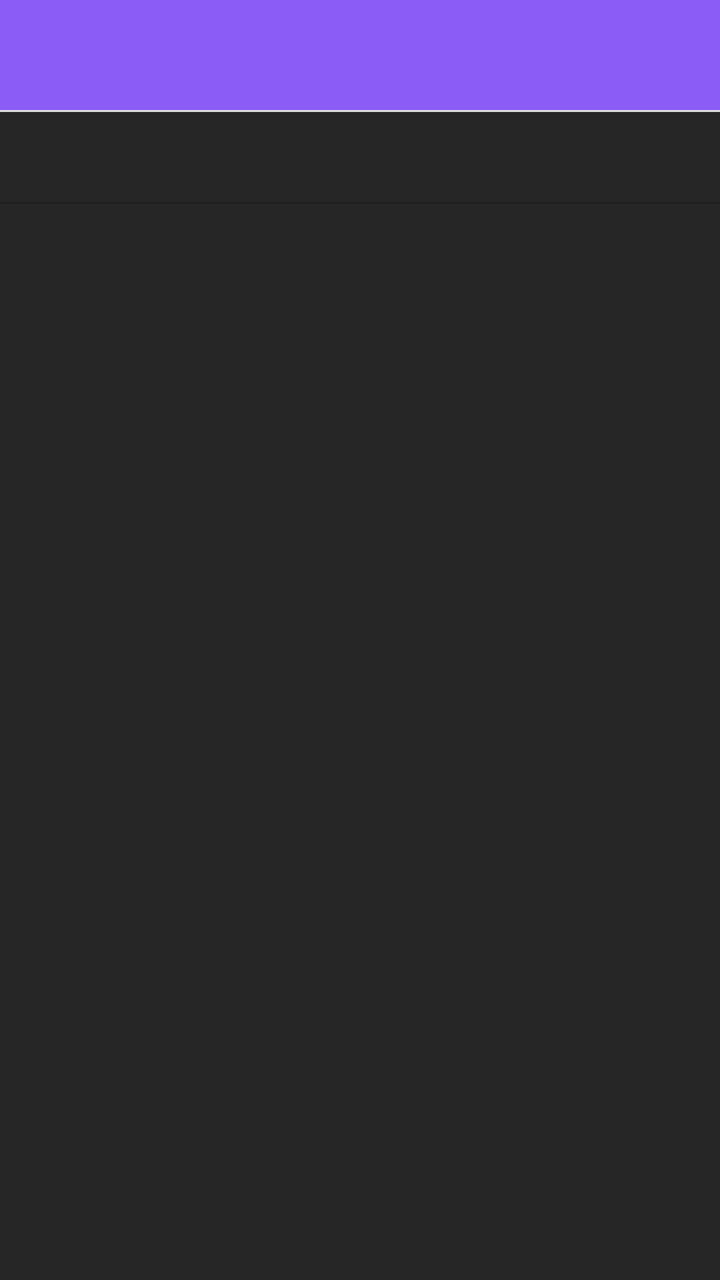
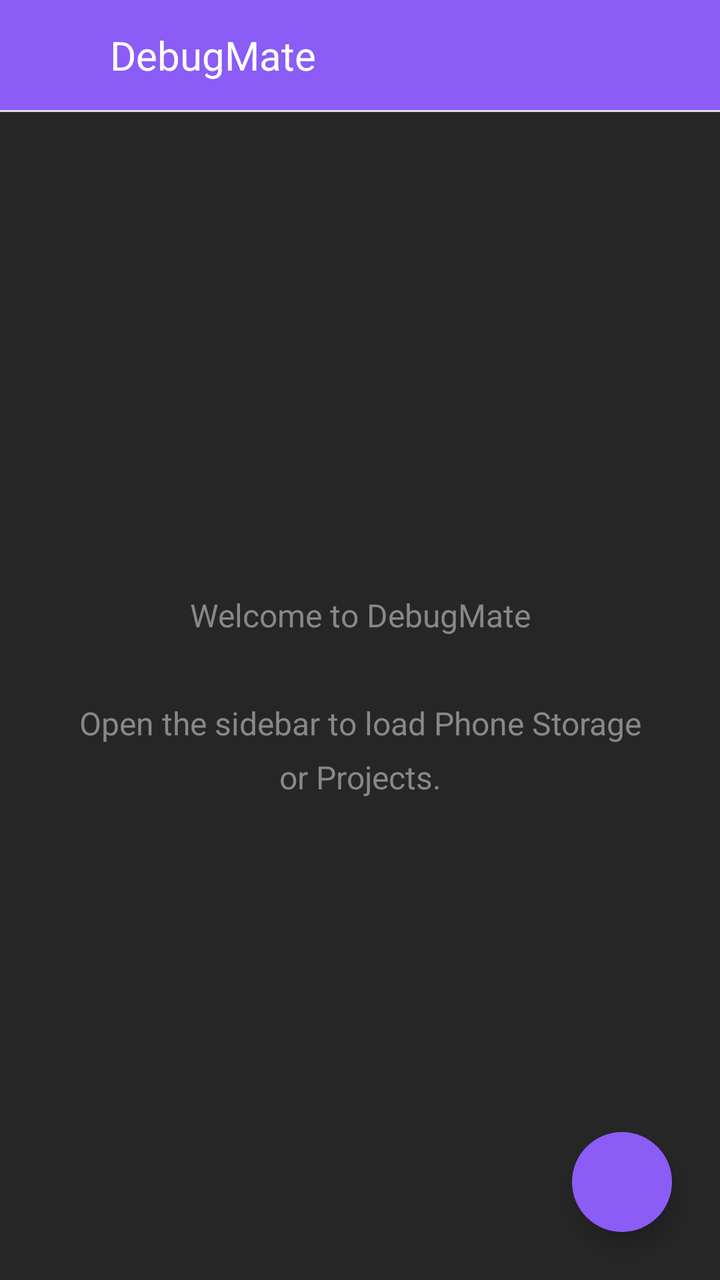

The first picture is an Android layout as it rendered before a commit; the second is the same layout after the commit. The layout source and the unified diff follow.
<!-- AndroidManifest.xml: application theme AppTheme -->
<!-- res/layout/main.xml -->
<?xml version="1.0" encoding="utf-8"?>
<LinearLayout xmlns:android="http://schemas.android.com/apk/res/android"
    android:layout_width="match_parent"
    android:layout_height="match_parent"
    android:orientation="vertical"
    android:background="#8B5CF6">

    
    <LinearLayout
    	android:layout_width="match_parent"
    	android:layout_height="55dp"
    	android:orientation="horizontal">

        <TextView
            android:id="@+id/side_bar_btn"
            android:layout_width="55dp"
            android:layout_height="match_parent"
            android:gravity="center"
            android:textColor="#FFFFFF"
            android:textSize="22sp" />
        	
	</LinearLayout>
	
	<View
        android:layout_width="match_parent"
        android:layout_height="1dp"
        android:background="#DDDDDD" />

    <LinearLayout
    	android:layout_width="match_parent"
    	android:layout_height="45dp"
    	android:orientation="horizontal"
    	android:background="#262626">

        <TextView
            android:id="@+id/create_folder_btn"
            android:layout_width="45dp"
            android:layout_height="match_parent"
            android:layout_weight="1"
            android:gravity="center"
            android:textColor="#AAAAAA"
            android:textSize="20sp" />

        <TextView
            android:id="@+id/create_file_btn"
            android:layout_width="45dp"
            android:layout_height="match_parent"
            android:layout_weight="1"
            android:gravity="center"
            android:textColor="#AAAAAA"
            android:textSize="20sp" />

        <TextView
            android:id="@+id/terminal_btn"
            android:layout_width="45dp"
            android:layout_height="match_parent"
            android:layout_weight="1"
            android:gravity="center"
            android:textColor="#AAAAAA"
            android:textSize="20sp" />
        	
	</LinearLayout>
	
	<View
        android:layout_width="match_parent"
        android:layout_height="1dp"
        android:background="#202020" />

    
    <LinearLayout
    	android:layout_width="match_parent"
    	android:layout_height="match_parent"
    	android:orientation="vertical"
    	android:background="#262626">
    	
    	<ListView
        	android:id="@+id/file_list"
        	android:layout_width="match_parent"
        	android:layout_height="0dp"
        	android:layout_weight="1" />
        	
	</LinearLayout>

</LinearLayout>
<!-- resources referenced by this layout -->
<resources>
  <style name="AppTheme" parent="@android:style/Theme.Material.Light.NoActionBar">
  	</style>
</resources>

<!-- the commit's change to res/layout/main.xml (unified diff, before → after) -->
@@ -1,84 +1,639 @@
 <?xml version="1.0" encoding="utf-8"?>
-<LinearLayout xmlns:android="http://schemas.android.com/apk/res/android"
+<android.support.v4.widget.DrawerLayout
+    xmlns:android="http://schemas.android.com/apk/res/android"
+    xmlns:app="http://schemas.android.com/apk/res-auto"
+    android:id="@+id/drawer_layout"
     android:layout_width="match_parent"
-    android:layout_height="match_parent"
-    android:orientation="vertical"
-    android:background="#8B5CF6">
-
+    android:layout_height="match_parent">
+
+    
+    
     
     <LinearLayout
-    	android:layout_width="match_parent"
-    	android:layout_height="55dp"
-    	android:orientation="horizontal">
-
-        <TextView
-            android:id="@+id/side_bar_btn"
-            android:layout_width="55dp"
+        android:layout_width="match_parent"
+        android:layout_height="match_parent"
+        android:orientation="vertical"
+        android:background="#8B5CF6">
+
+        
+        <LinearLayout
+            android:layout_width="match_parent"
+            android:layout_height="55dp"
+            android:orientation="horizontal">
+
+            <TextView
+                android:id="@+id/side_bar_btn"
+                android:layout_width="55dp"
+                android:layout_height="match_parent"
+                android:gravity="center"
+                android:textColor="#FFFFFF"
+                android:textSize="22sp" />
+
+            <TextView
+                android:id="@+id/app_name"
+                android:layout_width="match_parent"
+                android:layout_height="match_parent"
+                android:gravity="center_vertical"
+                android:text="DebugMate"
+                android:textColor="#FFFFFF"
+                android:textSize="20sp" />
+
+        </LinearLayout>
+        
+        <View
+            android:layout_width="match_parent"
+            android:layout_height="1dp"
+            android:background="#DDDDDD" />
+
+        <FrameLayout
+            android:layout_width="match_parent"
             android:layout_height="match_parent"
-            android:gravity="center"
-            android:textColor="#FFFFFF"
-            android:textSize="22sp" />
-        	
-	</LinearLayout>
-	
-	<View
-        android:layout_width="match_parent"
-        android:layout_height="1dp"
-        android:background="#DDDDDD" />
-
-    <LinearLayout
-    	android:layout_width="match_parent"
-    	android:layout_height="45dp"
-    	android:orientation="horizontal"
-    	android:background="#262626">
-
-        <TextView
-            android:id="@+id/create_folder_btn"
-            android:layout_width="45dp"
-            android:layout_height="match_parent"
-            android:layout_weight="1"
-            android:gravity="center"
-            android:textColor="#AAAAAA"
-            android:textSize="20sp" />
-
-        <TextView
-            android:id="@+id/create_file_btn"
-            android:layout_width="45dp"
-            android:layout_height="match_parent"
-            android:layout_weight="1"
-            android:gravity="center"
-            android:textColor="#AAAAAA"
-            android:textSize="20sp" />
-
-        <TextView
-            android:id="@+id/terminal_btn"
-            android:layout_width="45dp"
-            android:layout_height="match_parent"
-            android:layout_weight="1"
-            android:gravity="center"
-            android:textColor="#AAAAAA"
-            android:textSize="20sp" />
-        	
-	</LinearLayout>
-	
-	<View
-        android:layout_width="match_parent"
-        android:layout_height="1dp"
-        android:background="#202020" />
-
+            android:background="#262626">
+
+            
+            <TextView
+                android:id="@+id/welcome_message"
+                android:layout_width="match_parent"
+                android:layout_height="match_parent"
+                android:gravity="center"
+                android:padding="32dp"
+                android:text="Welcome to DebugMate\n\nOpen the sidebar to load Phone Storage or Projects."
+                android:textColor="#888888"
+                android:textSize="16sp"
+                android:lineSpacingExtra="8dp" />
+
+            
+            <ListView
+                android:id="@+id/file_list"
+                android:layout_width="match_parent"
+                android:layout_height="match_parent"
+                android:visibility="gone" />
+                
+            
+            <TextView
+                android:id="@+id/fab_add"
+                android:layout_width="50dp"
+                android:layout_height="50dp"
+                android:layout_gravity="bottom|end"
+                android:layout_margin="24dp"
+                android:background="@drawable/fab_bg"
+                android:gravity="center"
+                android:clickable="true"
+                android:focusable="true"
+                android:textColor="#FFFFFF"
+                android:textSize="20sp"
+                android:elevation="6dp" />
+
+            <FrameLayout
+                android:id="@+id/start_up_layout"
+                android:layout_width="match_parent"
+                android:layout_height="match_parent"
+                android:visibility="gone"
+                android:elevation="10dp">
+            
+                
+                <View
+                    android:id="@+id/popup_dim_view"
+                    android:layout_width="match_parent"
+                    android:layout_height="match_parent"
+                    android:background="#80000000" />
+
+                <LinearLayout
+                    android:layout_width="280dp"
+                    android:layout_height="wrap_content"
+                    android:layout_gravity="center"
+                    android:background="@drawable/start_up_layout"
+                    android:orientation="vertical">
+            
+                    <TextView
+                        android:id="@+id/have_a_project"
+                        android:layout_width="match_parent"
+                        android:layout_height="35dp"
+                        android:gravity="center_vertical"
+                        android:paddingStart="12dp"
+                        android:text="Have a project?"
+                        android:textColor="#8B5CF6"
+                        android:textSize="15sp"
+                        android:textStyle="bold" />
+                
+                    <View
+                        android:layout_width="match_parent"
+                        android:layout_height="1dp"
+                        android:background="#333333" />
+
+                    <LinearLayout
+                        android:layout_width="match_parent"
+                        android:layout_height="40dp"
+                        android:orientation="horizontal">
+
+                        <TextView
+                            android:id="@+id/create_project_icon"
+                            android:layout_width="40dp"
+                            android:layout_height="match_parent"
+                            android:gravity="center"
+                            android:textColor="#AAAAAA"
+                            android:textSize="18sp" />
+
+                        <TextView
+                            android:id="@+id/create_project_btn"
+                            android:layout_width="0dp"
+                            android:layout_height="match_parent"
+                            android:layout_weight="1"
+                            android:gravity="center_vertical"
+                            android:text="Create Project"
+                            android:textColor="#AAAAAA"
+                            android:textSize="16sp" />
+
+                    </LinearLayout>
+
+                    <LinearLayout
+                        android:layout_width="match_parent"
+                        android:layout_height="40dp"
+                        android:orientation="horizontal">
+
+                        <TextView
+                            android:id="@+id/import_project_icon"
+                            android:layout_width="40dp"
+                            android:layout_height="match_parent"
+                            android:gravity="center"
+                            android:textColor="#AAAAAA"
+                            android:textSize="18sp" />
+
+                        <TextView
+                            android:id="@+id/import_project_btn"
+                            android:layout_width="0dp"
+                            android:layout_height="match_parent"
+                            android:layout_weight="1"
+                            android:gravity="center_vertical"
+                            android:text="Import Project"
+                            android:textColor="#AAAAAA"
+                            android:textSize="16sp" />
+
+                    </LinearLayout>
+
+                    <LinearLayout
+                        android:layout_width="match_parent"
+                        android:layout_height="40dp"
+                        android:orientation="horizontal">
+
+                        <TextView
+                            android:id="@+id/clone_from_git_icon"
+                            android:layout_width="40dp"
+                            android:layout_height="match_parent"
+                            android:gravity="center"
+                            android:textColor="#AAAAAA"
+                            android:textSize="18sp" />
+
+                        <TextView
+                            android:id="@+id/clone_from_git_btn"
+                            android:layout_width="0dp"
+                            android:layout_height="match_parent"
+                            android:layout_weight="1"
+                            android:gravity="center_vertical"
+                            android:text="Clone from Git"
+                            android:textColor="#AAAAAA"
+                            android:textSize="16sp" />
+
+                    </LinearLayout>
+                
+                    <View
+                        android:layout_width="match_parent"
+                        android:layout_height="1dp"
+                        android:background="#333333" />
+
+                    <LinearLayout
+                        android:layout_width="match_parent"
+                        android:layout_height="40dp"
+                        android:orientation="horizontal">
+
+                        <TextView
+                            android:id="@+id/create_folder_btn"
+                            android:layout_width="0dp"
+                            android:layout_height="match_parent"
+                            android:layout_weight="1"
+                            android:gravity="center"
+                            android:textColor="#AAAAAA"
+                            android:textSize="20sp" />
+
+                        <TextView
+                            android:id="@+id/create_file_btn"
+                            android:layout_width="0dp"
+                            android:layout_height="match_parent"
+                            android:layout_weight="1"
+                            android:gravity="center"
+                            android:textColor="#AAAAAA"
+                            android:textSize="20sp" />
+
+                    </LinearLayout>
+            
+                </LinearLayout>
+                
+            </FrameLayout>
+
+        </FrameLayout>
+
+    </LinearLayout>
+
+    
+    
     
     <LinearLayout
-    	android:layout_width="match_parent"
-    	android:layout_height="match_parent"
-    	android:orientation="vertical"
-    	android:background="#262626">
-    	
-    	<ListView
-        	android:id="@+id/file_list"
-        	android:layout_width="match_parent"
-        	android:layout_height="0dp"
-        	android:layout_weight="1" />
-        	
-	</LinearLayout>
-
-</LinearLayout>
+        android:layout_width="280dp"
+        android:layout_height="match_parent"
+        android:layout_gravity="start"
+        android:background="#262626"
+        android:orientation="vertical">
+        
+        <LinearLayout
+            android:layout_width="match_parent"
+            android:layout_height="40dp"
+            android:background="#8B5CF6"
+            android:orientation="vertical">
+            
+            <TextView
+                android:id="@+id/nav_bar_app_name"
+                android:layout_width="match_parent"
+                android:layout_height="40dp"
+                android:layout_marginStart="10dp"
+                android:gravity="center_vertical"
+                android:text="DebugMate"
+                android:textColor="#FFFFFF"
+                android:textSize="20sp" />
+
+        </LinearLayout>
+        
+        <View
+            android:layout_width="match_parent"
+            android:layout_height="1dp"
+            android:background="#888888" />
+        
+        
+        <LinearLayout
+            android:layout_width="match_parent"
+            android:layout_height="wrap_content"
+            android:orientation="vertical">
+            
+            <TextView
+                android:id="@+id/nav_bar_section_one"
+                android:layout_width="match_parent"
+                android:layout_height="30dp"
+                android:layout_marginStart="10dp"
+                android:gravity="center_vertical"
+                android:text="Files Manager"
+                android:textColor="#8B5CF6"
+                android:textSize="15sp" />
+        
+            <LinearLayout
+                android:id="@+id/nav_item_file_manager"
+                android:layout_width="match_parent"
+                android:layout_height="45dp"
+                android:orientation="horizontal"
+                android:gravity="center_vertical"
+                android:paddingStart="20dp"
+                android:background="?android:attr/selectableItemBackground">
+                
+                <TextView
+                    android:id="@+id/icon_file_manager"
+                    android:layout_width="30dp"
+                    android:layout_height="match_parent"
+                    android:gravity="center_vertical"
+                    android:textColor="#BBBBBB"
+                    android:textSize="16sp" />
+                
+                <TextView
+                    android:id="@+id/nav_file_manager"
+                    android:layout_width="match_parent"
+                    android:layout_height="match_parent"
+                    android:gravity="center_vertical"
+                    android:text="Phone Storage"
+                    android:textColor="#BBBBBB"
+                    android:textSize="15sp" />
+                    
+            </LinearLayout>
+        
+            <LinearLayout
+                android:id="@+id/nav_item_projects"
+                android:layout_width="match_parent"
+                android:layout_height="45dp"
+                android:orientation="horizontal"
+                android:gravity="center_vertical"
+                android:paddingStart="20dp"
+                android:background="?android:attr/selectableItemBackground">
+                
+                <TextView
+                    android:id="@+id/icon_projects"
+                    android:layout_width="30dp"
+                    android:layout_height="match_parent"
+                    android:gravity="center_vertical"
+                    android:textColor="#BBBBBB"
+                    android:textSize="16sp" />
+                
+                <TextView
+                    android:id="@+id/nav_projects"
+                    android:layout_width="match_parent"
+                    android:layout_height="match_parent"
+                    android:gravity="center_vertical"
+                    android:text="Projects"
+                    android:textColor="#BBBBBB"
+                    android:textSize="15sp" />
+                    
+            </LinearLayout>
+            
+        </LinearLayout>
+        
+        <View
+            android:layout_width="match_parent"
+            android:layout_height="1dp"
+            android:background="#333333" />
+        
+        
+        <LinearLayout
+            android:layout_width="match_parent"
+            android:layout_height="wrap_content"
+            android:orientation="vertical">
+            
+            <TextView
+                android:id="@+id/nav_bar_section_two"
+                android:layout_width="match_parent"
+                android:layout_height="30dp"
+                android:layout_marginStart="10dp"
+                android:gravity="center_vertical"
+                android:text="Shell"
+                android:textColor="#8B5CF6"
+                android:textSize="15sp" />
+        
+            <LinearLayout
+                android:id="@+id/nav_item_terminal"
+                android:layout_width="match_parent"
+                android:layout_height="45dp"
+                android:orientation="horizontal"
+                android:gravity="center_vertical"
+                android:paddingStart="20dp"
+                android:background="?android:attr/selectableItemBackground">
+                
+                <TextView
+                    android:id="@+id/icon_terminal"
+                    android:layout_width="30dp"
+                    android:layout_height="match_parent"
+                    android:gravity="center_vertical"
+                    android:textColor="#BBBBBB"
+                    android:textSize="16sp" />
+                
+                <TextView
+                    android:id="@+id/nav_terminal"
+                    android:layout_width="match_parent"
+                    android:layout_height="match_parent"
+                    android:gravity="center_vertical"
+                    android:text="Terminal"
+                    android:textColor="#BBBBBB"
+                    android:textSize="15sp" />
+                    
+            </LinearLayout>
+        
+            <LinearLayout
+                android:id="@+id/nav_item_console"
+                android:layout_width="match_parent"
+                android:layout_height="45dp"
+                android:orientation="horizontal"
+                android:gravity="center_vertical"
+                android:paddingStart="20dp"
+                android:background="?android:attr/selectableItemBackground">
+                
+                <TextView
+                    android:id="@+id/icon_console"
+                    android:layout_width="30dp"
+                    android:layout_height="match_parent"
+                    android:gravity="center_vertical"
+                    android:textColor="#BBBBBB"
+                    android:textSize="16sp" />
+                
+                <TextView
+                    android:id="@+id/nav_console"
+                    android:layout_width="match_parent"
+                    android:layout_height="match_parent"
+                    android:gravity="center_vertical"
+                    android:text="Console"
+                    android:textColor="#BBBBBB"
+                    android:textSize="15sp" />
+                    
+            </LinearLayout>
+
+            <LinearLayout
+                android:id="@+id/nav_item_workspace"
+                android:layout_width="match_parent"
+                android:layout_height="45dp"
+                android:orientation="horizontal"
+                android:gravity="center_vertical"
+                android:paddingStart="20dp"
+                android:background="?android:attr/selectableItemBackground">
+                
+                <TextView
+                    android:id="@+id/icon_workspace"
+                    android:layout_width="30dp"
+                    android:layout_height="match_parent"
+                    android:gravity="center_vertical"
+                    android:textColor="#BBBBBB"
+                    android:textSize="16sp" />
+                
+                <TextView
+                    android:id="@+id/nav_workspace"
+                    android:layout_width="match_parent"
+                    android:layout_height="match_parent"
+                    android:gravity="center_vertical"
+                    android:text="Workspace"
+                    android:textColor="#BBBBBB"
+                    android:textSize="15sp" />
+                    
+            </LinearLayout>
+            
+        </LinearLayout>
+        
+        <View
+            android:layout_width="match_parent"
+            android:layout_height="1dp"
+            android:background="#333333" />
+        
+        
+        <LinearLayout
+            android:layout_width="match_parent"
+            android:layout_height="wrap_content"
+            android:orientation="vertical">
+            
+            <TextView
+                android:id="@+id/nav_bar_section_three"
+                android:layout_width="match_parent"
+                android:layout_height="30dp"
+                android:layout_marginStart="10dp"
+                android:gravity="center_vertical"
+                android:text="Learn"
+                android:textColor="#8B5CF6"
+                android:textSize="15sp" />
+        
+            <LinearLayout
+                android:id="@+id/nav_item_learn"
+                android:layout_width="match_parent"
+                android:layout_height="45dp"
+                android:orientation="horizontal"
+                android:gravity="center_vertical"
+                android:paddingStart="20dp"
+                android:background="?android:attr/selectableItemBackground">
+                
+                <TextView
+                    android:id="@+id/icon_learn"
+                    android:layout_width="30dp"
+                    android:layout_height="match_parent"
+                    android:gravity="center_vertical"
+                    android:textColor="#BBBBBB"
+                    android:textSize="16sp" />
+                
+                <TextView
+                    android:id="@+id/nav_learn"
+                    android:layout_width="match_parent"
+                    android:layout_height="match_parent"
+                    android:gravity="center_vertical"
+                    android:text="Learn Hub"
+                    android:textColor="#BBBBBB"
+                    android:textSize="15sp" />
+                    
+            </LinearLayout>
+        
+            <LinearLayout
+                android:id="@+id/nav_item_cheatsheets"
+                android:layout_width="match_parent"
+                android:layout_height="45dp"
+                android:orientation="horizontal"
+                android:gravity="center_vertical"
+                android:paddingStart="20dp"
+                android:background="?android:attr/selectableItemBackground">
+                
+                <TextView
+                    android:id="@+id/icon_cheatsheets"
+                    android:layout_width="30dp"
+                    android:layout_height="match_parent"
+                    android:gravity="center_vertical"
+                    android:textColor="#BBBBBB"
+                    android:textSize="16sp" />
+                
+                <TextView
+                    android:id="@+id/nav_cheatsheets"
+                    android:layout_width="match_parent"
+                    android:layout_height="match_parent"
+                    android:gravity="center_vertical"
+                    android:text="Cheat Sheets"
+                    android:textColor="#BBBBBB"
+                    android:textSize="15sp" />
+                    
+            </LinearLayout>
+            
+        </LinearLayout>
+        
+        <View
+            android:layout_width="match_parent"
+            android:layout_height="1dp"
+            android:background="#333333" />
+        
+        
+        <LinearLayout
+            android:layout_width="match_parent"
+            android:layout_height="wrap_content"
+            android:orientation="vertical">
+            
+            <TextView
+                android:id="@+id/nav_bar_section_four"
+                android:layout_width="match_parent"
+                android:layout_height="30dp"
+                android:layout_marginStart="10dp"
+                android:gravity="center_vertical"
+                android:text="Settings"
+                android:textColor="#8B5CF6"
+                android:textSize="15sp" />
+        
+            <LinearLayout
+                android:id="@+id/nav_item_app_settings"
+                android:layout_width="match_parent"
+                android:layout_height="45dp"
+                android:orientation="horizontal"
+                android:gravity="center_vertical"
+                android:paddingStart="20dp"
+                android:background="?android:attr/selectableItemBackground">
+                
+                <TextView
+                    android:id="@+id/icon_app_settings"
+                    android:layout_width="30dp"
+                    android:layout_height="match_parent"
+                    android:gravity="center_vertical"
+                    android:textColor="#BBBBBB"
+                    android:textSize="16sp" />
+                
+                <TextView
+                    android:id="@+id/nav_app_settings"
+                    android:layout_width="match_parent"
+                    android:layout_height="match_parent"
+                    android:gravity="center_vertical"
+                    android:text="App Settings"
+                    android:textColor="#BBBBBB"
+                    android:textSize="15sp" />
+                    
+            </LinearLayout>
+        
+            <LinearLayout
+                android:id="@+id/nav_item_editor_settings"
+                android:layout_width="match_parent"
+                android:layout_height="45dp"
+                android:orientation="horizontal"
+                android:gravity="center_vertical"
+                android:paddingStart="20dp"
+                android:background="?android:attr/selectableItemBackground">
+                
+                <TextView
+                    android:id="@+id/icon_editor_settings"
+                    android:layout_width="30dp"
+                    android:layout_height="match_parent"
+                    android:gravity="center_vertical"
+                    android:textColor="#BBBBBB"
+                    android:textSize="16sp" />
+                
+                <TextView
+                    android:id="@+id/nav_editor_settings"
+                    android:layout_width="match_parent"
+                    android:layout_height="match_parent"
+                    android:gravity="center_vertical"
+                    android:text="Editor Settings"
+                    android:textColor="#BBBBBB"
+                    android:textSize="15sp" />
+                    
+            </LinearLayout>
+        
+            <LinearLayout
+                android:id="@+id/nav_item_terminal_settings"
+                android:layout_width="match_parent"
+                android:layout_height="45dp"
+                android:orientation="horizontal"
+                android:gravity="center_vertical"
+                android:paddingStart="20dp"
+                android:background="?android:attr/selectableItemBackground">
+                
+                <TextView
+                    android:id="@+id/icon_terminal_settings"
+                    android:layout_width="30dp"
+                    android:layout_height="match_parent"
+                    android:gravity="center_vertical"
+                    android:textColor="#BBBBBB"
+                    android:textSize="16sp" />
+                
+                <TextView
+                    android:id="@+id/nav_terminal_settings"
+                    android:layout_width="match_parent"
+                    android:layout_height="match_parent"
+                    android:gravity="center_vertical"
+                    android:text="Terminal Settings"
+                    android:textColor="#BBBBBB"
+                    android:textSize="15sp" />
+                    
+            </LinearLayout>
+            
+        </LinearLayout>
+        
+    </LinearLayout>
+    
+</android.support.v4.widget.DrawerLayout>
<!-- resource entries referenced after the edit -->
@@ -1,5 +1,20 @@
 <!-- resources referenced by this layout -->
 <resources>
+  <!-- drawable fab_bg (drawable-xxhdpi) -->
+  <?xml version="1.0" encoding="utf-8"?>
+  <shape xmlns:android="http://schemas.android.com/apk/res/android"
+      android:shape="oval">
+      <solid android:color="#8B5CF6" />
+  </shape>
+  <!-- drawable start_up_layout (drawable-xxhdpi) -->
+  <?xml version="1.0" encoding="utf-8"?>
+  <shape xmlns:android="http://schemas.android.com/apk/res/android">
+  
+      <solid android:color="#262626" />
+      
+      <corners android:radius="15dp" />
+      
+  </shape>
   <style name="AppTheme" parent="@android:style/Theme.Material.Light.NoActionBar">
   	</style>
 </resources>
